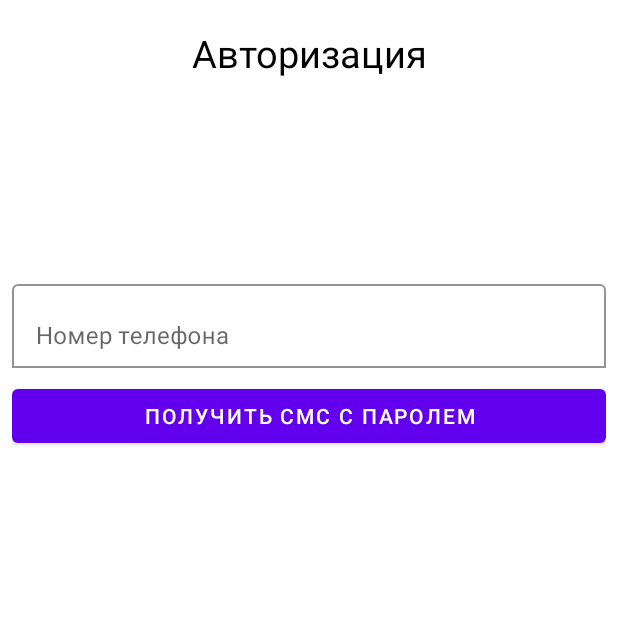
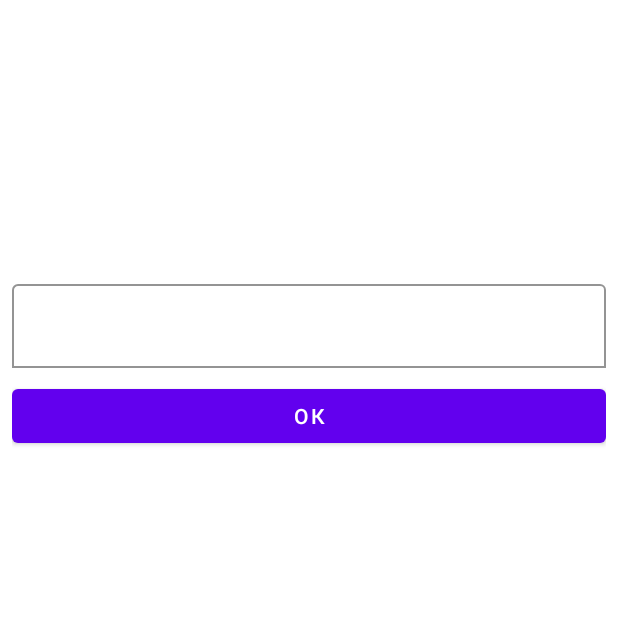
Before and after one commit to MaximT89/SecretApp, an Android app: the AuthFragment screen opened through its navigation route, on a phone screen of 412 x 824 dp, the top half of it. Run offline under Robolectric (Android 15) with nearby library versions, the phone set to English and light mode, and no system bars; our stand-ins replace Dagger/Hilt's generated code; libraries missing offline, so code that uses them is left out: ru.tinkoff.decoro; 3 statements that could not run were skipped.

```diff
--- a/app/src/main/res/layout/fragment_auth.xml
+++ b/app/src/main/res/layout/fragment_auth.xml
@@ -6,18 +6,6 @@
     android:layout_height="match_parent"
     android:padding="8dp"
     tools:context=".ui.screens.auth_screen.AuthFragment">
-
-    <TextView
-        android:layout_width="match_parent"
-        android:layout_height="wrap_content"
-        android:gravity="center_horizontal"
-        android:padding="10dp"
-        android:text="@string/auth"
-        android:textColor="@color/black"
-        android:textSize="25sp"
-        app:layout_constraintEnd_toEndOf="parent"
-        app:layout_constraintStart_toStartOf="parent"
-        app:layout_constraintTop_toTopOf="parent" />
 
     <LinearLayout
         android:id="@+id/fieldsRoot"
@@ -33,7 +21,7 @@
             android:layout_width="match_parent"
             android:layout_height="wrap_content"
             android:visibility="visible"
-            tools:visibility="gone"
+            tools:visibility="visible"
             android:orientation="vertical">
 
             <com.google.android.material.textfield.TextInputLayout
@@ -47,7 +35,6 @@
                     android:id="@+id/phoneEditText"
                     android:layout_width="match_parent"
                     android:layout_height="wrap_content"
-                    android:hint="@string/phone_number"
                     android:inputType="phone"/>
 
             </com.google.android.material.textfield.TextInputLayout>
@@ -91,7 +78,6 @@
                 android:layout_marginTop="8dp"
                 android:layout_height="wrap_content"
                 android:text="@string/btn_open"/>
-
 
         </LinearLayout>
 
--- a/app/src/main/res/values/strings.xml
+++ b/app/src/main/res/values/strings.xml
@@ -26,13 +26,13 @@
     <string name="backspace">backspace</string>
     <string name="load">Загрузка…</string>
     <string name="auth">Авторизация</string>
-    <string name="sms">Код из sms</string>
+    <string name="sms">Код</string>
     <string name="btn_change_pin_code">изменить PIN-код</string>
     <string name="edit_first_new_pin">Введите новый PIN-код</string>
     <string name="info_for_pin">Новый Pin-код должен содержать от 3 до 8 цифр и это не должно быть повторение одной цифры, например: 8888 или 11111</string>
     <string name="second_edit_pin">Повторите PIN-код</string>
-    <string name="btn_open">войти</string>
-    <string name="get_sms_with_code">получить смс с паролем</string>
+    <string name="btn_open">ок</string>
+    <string name="get_sms_with_code">ок</string>
     <string name="phone_number">Номер телефона</string>
     <string name="clear_all_settings_app">откатить все настройки</string>
     <string name="main_screen_title">Управление API</string>
```
Also changed, not shown: 1 other file.
